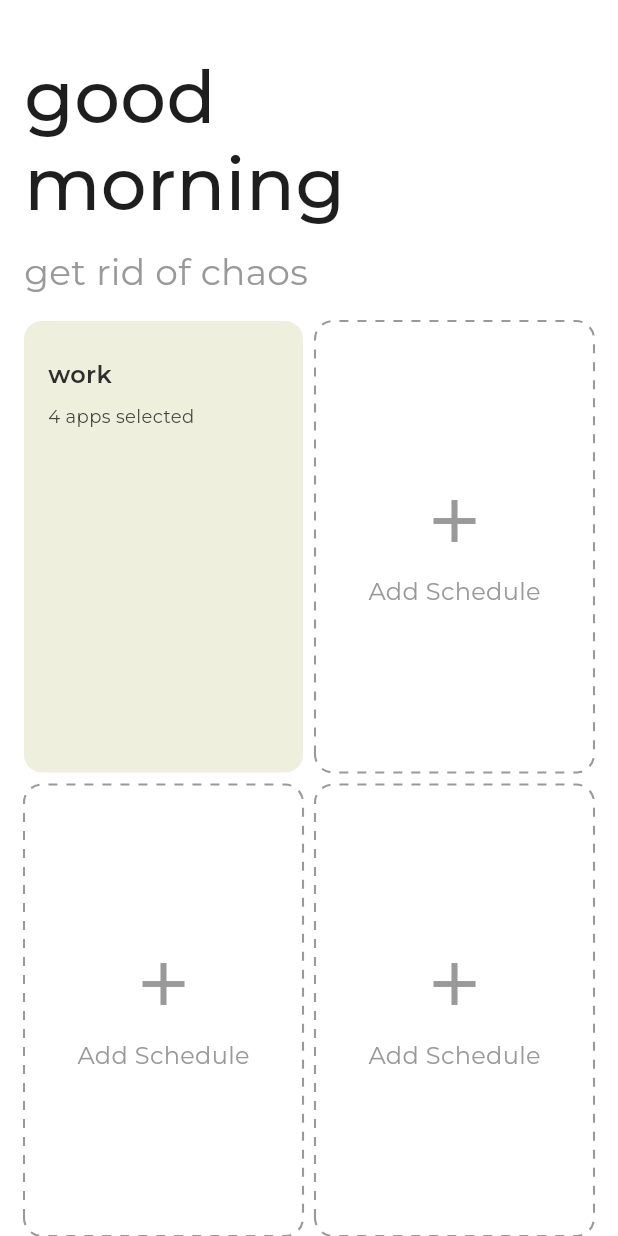
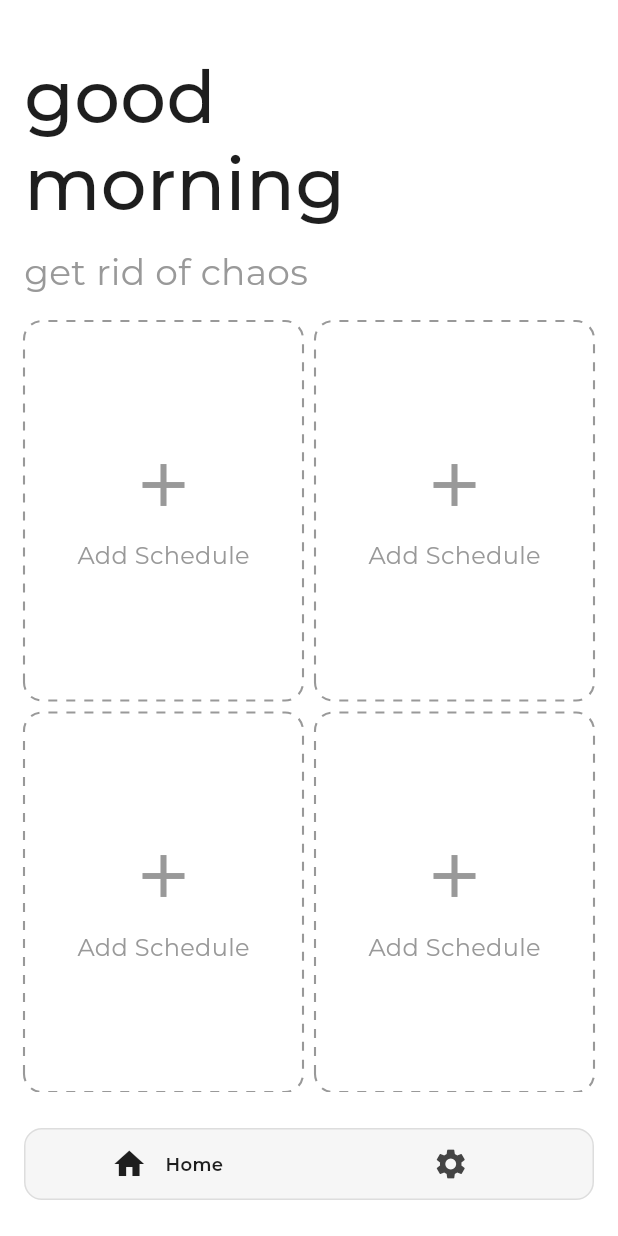
Before and after one commit to ketan2jangid/focus, a Flutter app: the ScheduleCompletedScreen screen opened directly, after a tap on "home", on a phone screen of 412 x 824 dp. Run offline on Flutter 3.47's test engine with Material 3 defaults, Android fonts, the phone set to English and light mode, and no system bars; drawn by our look-alikes of dotted_border; our stand-ins replace gap, google_fonts, hive, hive_flutter; missing offline and left inert: installed_apps; accounts and stored records are empty.

Commit message:
setup hive db: schedules

```diff
--- /dev/null
+++ b/lib/data/local_database.dart
@@ -0,0 +1,24 @@
+import 'package:focus/data/storage_keys.dart';
+import 'package:focus/model/app_data.dart';
+import 'package:focus/model/schedule.dart';
+import 'package:hive_flutter/hive_flutter.dart';
+
+class LocalDatabase {
+  static Box? _savedSchedules;
+
+  static List<Schedule> get savedSchedules =>
+      _savedSchedules!.get(StorageKeys.schedulesList) ?? [];
+
+  static Future<void> initialize() async {
+    await Hive.initFlutter();
+
+    // ************   REGISTER ADAPTERS *************
+    Hive.registerAdapter(AppDataAdapter());
+    Hive.registerAdapter(ScheduleAdapter());
+
+    // ************  OPEN BOXES  ****************
+    _savedSchedules = await Hive.openBox(StorageKeys.schedulesBox);
+  }
+
+  static Future<void> clearData() async {}
+}
--- /dev/null
+++ b/lib/data/storage_keys.dart
@@ -0,0 +1,4 @@
+class StorageKeys {
+  static const String schedulesBox = "schedulesDatabase";
+  static const String schedulesList = "schedulesList";
+}
--- a/lib/main.dart
+++ b/lib/main.dart
@@ -1,4 +1,5 @@
 import 'package:flutter/material.dart';
+import 'package:focus/data/local_database.dart';
 import 'package:focus/view/screens/schedule_apps_selector_screen.dart';
 import 'package:focus/view/screens/home_tab.dart';
 import 'package:focus/view/screens/permission_screen.dart';
@@ -11,7 +12,9 @@ import 'package:focus/view/screens/schedule_summary_screen.dart';
 
 /// TODO: UPDATE README.md
 
-void main() {
+void main() async {
+  await LocalDatabase.initialize();
+
   runApp(const MyApp());
 }
 
--- /dev/null
+++ b/lib/model/app_data.dart
@@ -0,0 +1,31 @@
+import 'package:hive/hive.dart';
+
+part 'app_data.g.dart';
+
+@HiveType(typeId: 0)
+class AppData {
+  @HiveField(0)
+  String? name;
+
+  @HiveField(1)
+  String? package;
+
+  @HiveField(2)
+  String? icon;
+
+  AppData({this.name, this.package, this.icon});
+
+  AppData.fromJson(Map<String, dynamic> json) {
+    name = json['name'];
+    package = json['package'];
+    icon = json['icon'];
+  }
+
+  Map<String, dynamic> toJson() {
+    final Map<String, dynamic> data = <String, dynamic>{};
+    data['name'] = name;
+    data['package'] = package;
+    data['icon'] = icon;
+    return data;
+  }
+}
--- /dev/null
+++ b/lib/model/schedule.dart
@@ -0,0 +1,40 @@
+import 'package:hive/hive.dart';
+
+import 'app_data.dart';
+
+part 'schedule.g.dart';
+
+@HiveType(typeId: 1)
+class Schedule {
+  @HiveField(0)
+  String? name;
+
+  @HiveField(1)
+  int? duration;
+
+  @HiveField(2)
+  List<AppData>? apps;
+
+  Schedule({this.name, this.duration, this.apps});
+
+  Schedule.fromJson(Map<String, dynamic> json) {
+    name = json['name'];
+    duration = json['duration'];
+    if (json['apps'] != null) {
+      apps = <AppData>[];
+      json['apps'].forEach((v) {
+        apps!.add(AppData.fromJson(v));
+      });
+    }
+  }
+
+  Map<String, dynamic> toJson() {
+    final Map<String, dynamic> data = <String, dynamic>{};
+    data['name'] = name;
+    data['duration'] = duration;
+    if (apps != null) {
+      data['apps'] = apps!.map((v) => v.toJson()).toList();
+    }
+    return data;
+  }
+}
--- a/lib/view/screens/focus_home.dart
+++ b/lib/view/screens/focus_home.dart
@@ -18,7 +18,7 @@ class _FocusHomeState extends State<FocusHome> {
   void initState() {
     super.initState();
 
-    _pageController = PageController(initialPage: 0);
+    _pageController = PageController(initialPage: 0, keepPage: true);
   }
 
   @override
--- a/lib/view/screens/home_tab.dart
+++ b/lib/view/screens/home_tab.dart
@@ -1,13 +1,38 @@
 import 'package:dotted_border/dotted_border.dart';
 import 'package:flutter/material.dart';
+import 'package:focus/data/local_database.dart';
+import 'package:focus/model/schedule.dart';
 import 'package:focus/view/widgets/header.dart';
 import 'package:focus/view/widgets/navbar.dart';
 import 'package:focus/view/widgets/schedule_cards.dart';
+import 'package:focus/view/widgets/schedules_widget.dart';
 import 'package:gap/gap.dart';
 import 'package:google_fonts/google_fonts.dart';
 
-class HomeTab extends StatelessWidget {
+class HomeTab extends StatefulWidget {
   const HomeTab({super.key});
+
+  @override
+  State<HomeTab> createState() => _HomeTabState();
+}
+
+class _HomeTabState extends State<HomeTab> {
+  List<Schedule>? _savedSchedules;
+
+  @override
+  void initState() {
+    super.initState();
+
+    _getSchedules();
+  }
+
+  Future<void> _getSchedules() async {
+    setState(() {
+      _savedSchedules = LocalDatabase.savedSchedules;
+    });
+
+    print(_savedSchedules);
+  }
 
   @override
   Widget build(BuildContext context) {
@@ -27,37 +52,14 @@ class HomeTab extends StatelessWidget {
             Gap(16),
 
             // TODO: MOVE CARDS TO SINGLE WIDGET - SCHEDULECARDS
-            Expanded(
-              child: Row(
-                children: [
-                  Expanded(
-                    child: ScheduleCard(
-                      title: "work",
-                      appsSelected: 4,
-                      cardColor: Color(0xFFEFEFDD),
-                    ),
-                  ),
-                  Gap(8),
-                  Expanded(
-                    child: AddScheduleCard(),
-                  ),
-                ],
+            if (_savedSchedules == null) const LinearProgressIndicator(),
+            if (_savedSchedules != null) ...[
+              Expanded(
+                child: SchedulesWidget(
+                  schedules: _savedSchedules!,
+                ),
               ),
-            ),
-            Gap(8),
-            Expanded(
-              child: Row(
-                children: [
-                  Expanded(
-                    child: AddScheduleCard(),
-                  ),
-                  Gap(8),
-                  Expanded(
-                    child: AddScheduleCard(),
-                  ),
-                ],
-              ),
-            ),
+            ]
           ],
         ),
       ),
--- a/lib/view/screens/schedule_completed_screen.dart
+++ b/lib/view/screens/schedule_completed_screen.dart
@@ -1,4 +1,5 @@
 import 'package:flutter/material.dart';
+import 'package:focus/view/screens/focus_home.dart';
 import 'package:gap/gap.dart';
 import 'package:google_fonts/google_fonts.dart';
 
@@ -61,7 +62,7 @@ class ScheduleCompletedScreen extends StatelessWidget {
                 onTap: () => Navigator.pushReplacement(
                       context,
                       MaterialPageRoute(
-                        builder: (context) => HomeTab(),
+                        builder: (context) => FocusHome(),
                       ),
                     ),
                 text: "home"),
--- a/lib/view/screens/schedule_ended_screen.dart
+++ b/lib/view/screens/schedule_ended_screen.dart
@@ -1,4 +1,5 @@
 import 'package:flutter/material.dart';
+import 'package:focus/view/screens/focus_home.dart';
 import 'package:focus/view/screens/home_tab.dart';
 import 'package:focus/view/widgets/header.dart';
 import 'package:gap/gap.dart';
@@ -53,7 +54,7 @@ class ScheduleEndedScreen extends StatelessWidget {
               onTap: () => Navigator.pushReplacement(
                 context,
                 MaterialPageRoute(
-                  builder: (context) => HomeTab(),
+                  builder: (context) => FocusHome(),
                 ),
               ),
               text: "home",
--- /dev/null
+++ b/lib/view/widgets/schedules_widget.dart
@@ -0,0 +1,70 @@
+import 'package:flutter/material.dart';
+import 'package:focus/model/schedule.dart';
+import 'package:gap/gap.dart';
+
+import 'schedule_cards.dart';
+
+class SchedulesWidget extends StatelessWidget {
+  List<Schedule> schedules;
+
+  SchedulesWidget({super.key, required this.schedules});
+
+  @override
+  Widget build(BuildContext context) {
+    return Column(
+      children: [
+        Expanded(
+          child: Row(
+            children: [
+              Expanded(
+                child: (schedules.isEmpty)
+                    ? AddScheduleCard()
+                    : ScheduleCard(
+                        title: schedules[0].name!,
+                        appsSelected: schedules[0].apps!.length,
+                        cardColor: Color(0xFFEFEFDD),
+                      ),
+              ),
+              Gap(8),
+              Expanded(
+                child: (schedules.length < 2)
+                    ? AddScheduleCard()
+                    : ScheduleCard(
+                        title: schedules[1].name!,
+                        appsSelected: schedules[1].apps!.length,
+                        cardColor: Color(0xFFEADDEF),
+                      ),
+              ),
+            ],
+          ),
+        ),
+        Gap(8),
+        Expanded(
+          child: Row(
+            children: [
+              Expanded(
+                child: (schedules.length < 3)
+                    ? AddScheduleCard()
+                    : ScheduleCard(
+                        title: schedules[2].name!,
+                        appsSelected: schedules[2].apps!.length,
+                        cardColor: Color(0xFFDDEDEF),
+                      ),
+              ),
+              Gap(8),
+              Expanded(
+                child: (schedules.length < 4)
+                    ? AddScheduleCard()
+                    : ScheduleCard(
+                        title: schedules[3].name!,
+                        appsSelected: schedules[3].apps!.length,
+                        cardColor: Color(0xFFEFDDDD),
+                      ),
+              ),
+            ],
+          ),
+        ),
+      ],
+    );
+  }
+}
--- a/pubspec.yaml
+++ b/pubspec.yaml
@@ -39,6 +39,8 @@ dependencies:
   gap: ^3.0.1
   dotted_border: ^2.1.0
   installed_apps: ^1.5.0
+  hive: ^2.2.3
+  hive_flutter: ^1.1.0
 
 dev_dependencies:
   flutter_test:
@@ -50,6 +52,8 @@ dev_dependencies:
   # package. See that file for information about deactivating specific lint
   # rules and activating additional ones.
   flutter_lints: ^3.0.0
+  hive_generator: ^2.0.1
+  build_runner: ^2.4.11
 
 # For information on the generic Dart part of this file, see the
 # following page: https://dart.dev/tools/pub/pubspec
```
Also changed, not shown: lib/model/app_data.g.dart (added), lib/model/schedule.g.dart (added), pubspec.lock.
